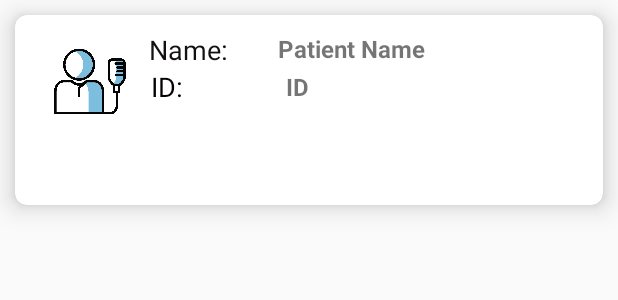
After one commit to raghadn/HealthBuddyAdmin, an Android app: the layout display_all_patient_for_search.xml on its own in the app's theme, with its tools: preview values and no code run, on a phone screen of 412 x 824 dp. The commit adds this screen. Shown: the top 300 px of the screen. Run offline under Robolectric (Android 15) with nearby library versions, the phone set to English and light mode, and no system bars.

Commit message:
Search for Patient

```diff
--- a/app/build.gradle
+++ b/app/build.gradle
@@ -50,8 +50,4 @@ dependencies {
     implementation 'com.android.support:design:29.0.0'
 
 
-
-
-
-
 }
--- a/app/src/main/AndroidManifest.xml
+++ b/app/src/main/AndroidManifest.xml
@@ -15,7 +15,10 @@
         <activity android:name=".CreateDoctor" />
         <activity android:name=".Forgotpassword" />
         <activity android:name=".MainActivity" />
+        <activity android:name=".SearchForPatient"/>
         <activity android:name=".Login">
+
+
             <intent-filter>
                 <action android:name="android.intent.action.MAIN" />
 
--- /dev/null
+++ b/app/src/main/res/layout/display_all_patient_for_search.xml
@@ -0,0 +1,110 @@
+<?xml version="1.0" encoding="utf-8"?>
+<androidx.cardview.widget.CardView
+    xmlns:android="http://schemas.android.com/apk/res/android"
+    xmlns:app="http://schemas.android.com/apk/res-auto"
+    android:layout_width="match_parent"
+    android:layout_height="wrap_content"
+    android:layout_margin="10dp"
+    app:cardCornerRadius="8dp"
+    app:cardElevation="10dp">
+
+
+
+    <RelativeLayout
+        android:layout_width="370dp"
+        android:layout_height="116dp"
+        android:layout_margin="5dp"
+        android:orientation="vertical">
+
+
+        <TextView
+            android:id="@+id/all_patient_profile_name"
+            android:layout_width="217dp"
+            android:layout_height="wrap_content"
+            android:layout_alignParentStart="true"
+            android:layout_alignParentLeft="true"
+            android:layout_alignParentTop="true"
+            android:layout_alignParentEnd="true"
+            android:layout_alignParentRight="true"
+            android:layout_gravity="right"
+            android:layout_marginStart="170dp"
+            android:layout_marginLeft="170dp"
+            android:layout_marginTop="6dp"
+            android:layout_marginEnd="-17dp"
+            android:layout_marginRight="-17dp"
+            android:text="Patient Name"
+            android:textSize="16dp"
+            android:textStyle="bold" />
+
+        <TextView
+            android:id="@+id/all_patient_profile_id"
+            android:layout_width="200dp"
+            android:layout_height="wrap_content"
+            android:layout_alignParentStart="true"
+            android:layout_alignParentLeft="true"
+            android:layout_alignParentTop="true"
+            android:layout_alignParentEnd="true"
+            android:layout_alignParentRight="true"
+            android:layout_gravity="right"
+            android:layout_marginStart="171dp"
+            android:layout_marginLeft="171dp"
+            android:layout_marginTop="31dp"
+            android:layout_marginEnd="21dp"
+            android:layout_marginRight="21dp"
+            android:text=" ID  "
+            android:textSize="16dp"
+            android:textStyle="bold" />
+
+        <de.hdodenhof.circleimageview.CircleImageView
+            android:id="@+id/all_patient_profileImg"
+            android:layout_width="69dp"
+            android:layout_height="78dp"
+            android:layout_alignParentStart="true"
+            android:layout_alignParentLeft="true"
+            android:layout_alignParentBottom="true"
+            android:layout_marginStart="10dp"
+            android:layout_marginLeft="10dp"
+            android:layout_marginBottom="38dp"
+            android:src="@drawable/patienticon" />
+
+        <TextView
+            android:id="@+id/textView2"
+            android:layout_width="56dp"
+            android:layout_height="21dp"
+            android:layout_alignParentStart="true"
+            android:layout_alignParentLeft="true"
+            android:layout_alignParentTop="true"
+            android:layout_alignParentBottom="true"
+            android:layout_marginStart="84dp"
+            android:layout_marginLeft="84dp"
+            android:layout_marginTop="5dp"
+            android:layout_marginBottom="90dp"
+            android:text="Name: "
+            android:textColor="#131010"
+            android:textSize="18sp" />
+
+        <TextView
+            android:id="@+id/textView4"
+            android:layout_width="wrap_content"
+            android:layout_height="22dp"
+            android:layout_alignParentStart="true"
+            android:layout_alignParentLeft="true"
+            android:layout_alignParentTop="true"
+            android:layout_alignParentEnd="true"
+            android:layout_alignParentRight="true"
+            android:layout_alignParentBottom="true"
+            android:layout_marginStart="85dp"
+            android:layout_marginLeft="85dp"
+            android:layout_marginTop="30dp"
+            android:layout_marginEnd="237dp"
+            android:layout_marginRight="237dp"
+            android:layout_marginBottom="64dp"
+            android:text="ID:"
+            android:textColor="#050101"
+            android:textSize="18sp" />
+
+
+    </RelativeLayout>
+
+
+</androidx.cardview.widget.CardView>
```
Also changed, not shown: app/src/main/java/com/example/myhealthbuddyadmin/DoctorMainActivity.java (+19 -0 lines), app/src/main/java/com/example/myhealthbuddyadmin/PatientResult.java (added, +61 -0 lines), app/src/main/java/com/example/myhealthbuddyadmin/SearchForPatient.java (added, +208 -0 lines), app/src/main/res/layout/activity_doctor_main.xml (+11 -0 lines), app/src/main/res/layout/activity_search_for_patient.xml (added, +49 -0 lines), app/src/main/res/drawable/patienticon.png (added).
